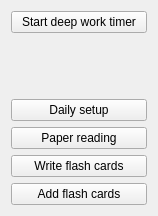
First picture: the form in designer/mainwindow.ui, repository CoreySpohn/work_tools, before the edit.
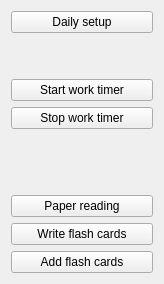
Second picture: the form after the edit.

What changed in the file:
```diff
--- a/designer/mainwindow.ui
+++ b/designer/mainwindow.ui
@@ -6,60 +6,60 @@
    <rect>
     <x>0</x>
     <y>0</y>
-    <width>158</width>
-    <height>194</height>
+    <width>164</width>
+    <height>235</height>
    </rect>
   </property>
   <property name="windowTitle">
    <string>Form</string>
   </property>
   <layout class="QGridLayout" name="gridLayout">
+   <item row="9" column="0">
+    <widget class="QPushButton" name="write_flash_cards_button">
+     <property name="text">
+      <string>Write flash cards</string>
+     </property>
+    </widget>
+   </item>
    <item row="2" column="0">
-    <spacer name="verticalSpacer">
-     <property name="orientation">
-      <enum>Qt::Vertical</enum>
-     </property>
-     <property name="sizeType">
-      <enum>QSizePolicy::Fixed</enum>
-     </property>
-     <property name="sizeHint" stdset="0">
-      <size>
-       <width>20</width>
-       <height>40</height>
-      </size>
-     </property>
-    </spacer>
-   </item>
-   <item row="4" column="0">
-    <widget class="QPushButton" name="paper_button">
+    <widget class="QPushButton" name="work_button">
      <property name="text">
-      <string>Paper reading</string>
+      <string>Start work timer</string>
      </property>
     </widget>
    </item>
    <item row="0" column="0">
-    <widget class="QPushButton" name="deep_work_button">
-     <property name="text">
-      <string>Start deep work timer</string>
-     </property>
-    </widget>
-   </item>
-   <item row="3" column="0">
     <widget class="QPushButton" name="daily_setup_button">
      <property name="text">
       <string>Daily setup</string>
      </property>
     </widget>
    </item>
+   <item row="8" column="0">
+    <widget class="QPushButton" name="paper_button">
+     <property name="text">
+      <string>Paper reading</string>
+     </property>
+    </widget>
+   </item>
+   <item row="6" column="0">
+    <spacer name="verticalSpacer">
+     <property name="orientation">
+      <enum>Qt::Vertical</enum>
+     </property>
+     <property name="sizeType">
+      <enum>QSizePolicy::Fixed</enum>
+     </property>
+     <property name="sizeHint" stdset="0">
+      <size>
+       <width>20</width>
+       <height>40</height>
+      </size>
+     </property>
+    </spacer>
+   </item>
    <item row="5" column="0">
-    <widget class="QPushButton" name="write_flash_cards_button">
-     <property name="text">
-      <string>Write flash cards</string>
-     </property>
-    </widget>
-   </item>
-   <item row="1" column="0">
-    <widget class="QLabel" name="deep_work_label">
+    <widget class="QLabel" name="work_label">
      <property name="maximumSize">
       <size>
        <width>16777215</width>
@@ -77,13 +77,36 @@
      </property>
     </widget>
    </item>
-   <item row="6" column="0">
+   <item row="10" column="0">
     <widget class="QPushButton" name="add_flash_cards_button">
      <property name="text">
       <string>Add flash cards</string>
      </property>
     </widget>
    </item>
+   <item row="3" column="0">
+    <widget class="QPushButton" name="stop_work_button">
+     <property name="text">
+      <string>Stop work timer</string>
+     </property>
+    </widget>
+   </item>
+   <item row="1" column="0">
+    <spacer name="verticalSpacer_2">
+     <property name="orientation">
+      <enum>Qt::Vertical</enum>
+     </property>
+     <property name="sizeType">
+      <enum>QSizePolicy::Fixed</enum>
+     </property>
+     <property name="sizeHint" stdset="0">
+      <size>
+       <width>20</width>
+       <height>40</height>
+      </size>
+     </property>
+    </spacer>
+   </item>
   </layout>
  </widget>
  <resources/>
```
